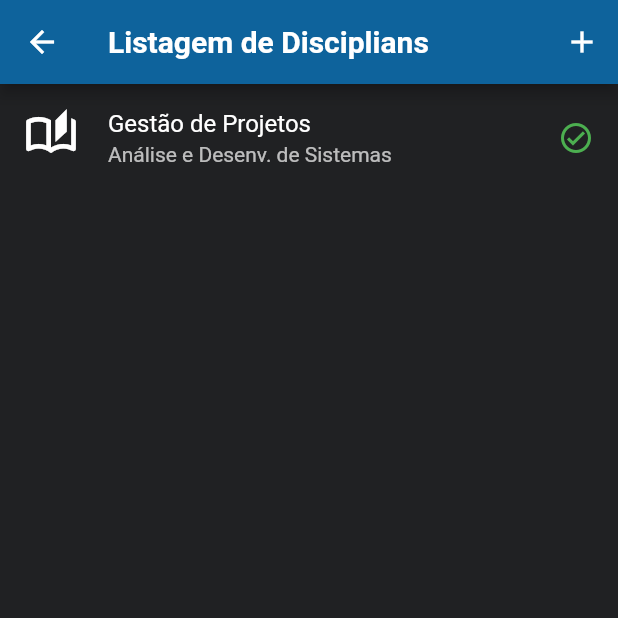
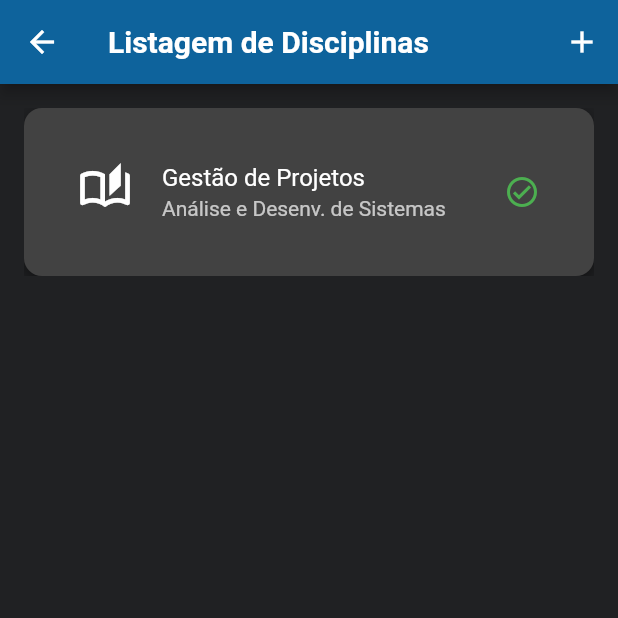
Before and after one commit to MicasMelo/flutter_projetoeducacional, a Flutter app: the DisciplinaListPage screen opened directly, on a phone screen of 412 x 824 dp, the top half of it. Run offline on Flutter 3.47's test engine with Material 3 defaults, Android fonts, the phone set to English and light mode, and no system bars; our stand-ins replace mask_text_input_formatter.

```diff
--- a/lib/pages/disciplinas/disciplina_list_page.dart
+++ b/lib/pages/disciplinas/disciplina_list_page.dart
@@ -31,23 +31,47 @@ class _DisciplinaListPageState extends State<DisciplinaListPage> {
   Widget build(BuildContext context) {
     return Scaffold(
       appBar: AppBar(
-        title: Text('Listagem de Disciplians'),
+        title: Text('Listagem de Disciplinas'),
         actions: [IconButton(onPressed: (){
           Navigator.of(context).push(
             MaterialPageRoute(builder: (context) => DisciplinaFormPage())
           ).then((_) => _carregarDisciplinas());
         }, icon: Icon(Icons.add_outlined))]
       ),
-      body: _disciplinas.isEmpty ? Center(
+      body: SingleChildScrollView(
+        padding: const EdgeInsets.all(16),
+        child: Center(
+          child: ClipRRect(
+            child: Container(
+              padding: EdgeInsets.all(20),
+              constraints: BoxConstraints(maxWidth: 600),
+              decoration: BoxDecoration(
+                color: Colors.grey[800],
+                borderRadius: BorderRadius.circular(12),
+                boxShadow: [
+                  BoxShadow(
+                    color: Colors.black54,
+                    blurRadius: 10,
+                    offset: Offset(0, 4),
+                  ),
+                ],
+              ),
+              child: _disciplinas.isEmpty ? Center(
                 child: Text('Nenhuma disciplina cadastrado',
-          style: Theme.of(context).textTheme.titleLarge
+                  style: Theme.of(context).textTheme.titleLarge?.copyWith(color: Colors.white),
                 )
               ) : ListView.builder(
+                    shrinkWrap: true,
+                    physics: NeverScrollableScrollPhysics(),
                     itemCount: _disciplinas.length,
                     itemBuilder: (context, index) {
                       return _buildDisciplinaTile(_disciplinas[index]);
                     }
                   )
+            ),
+          ),
+        ),
+      ),
     );
   }
 
```
Also changed, not shown: lib/pages/alunos/aluno_list_page.dart (+34 -10 lines), lib/pages/professores/professor_list_page.dart (+26 -2 lines). Lines whose indentation alone changed are shown as unchanged.
